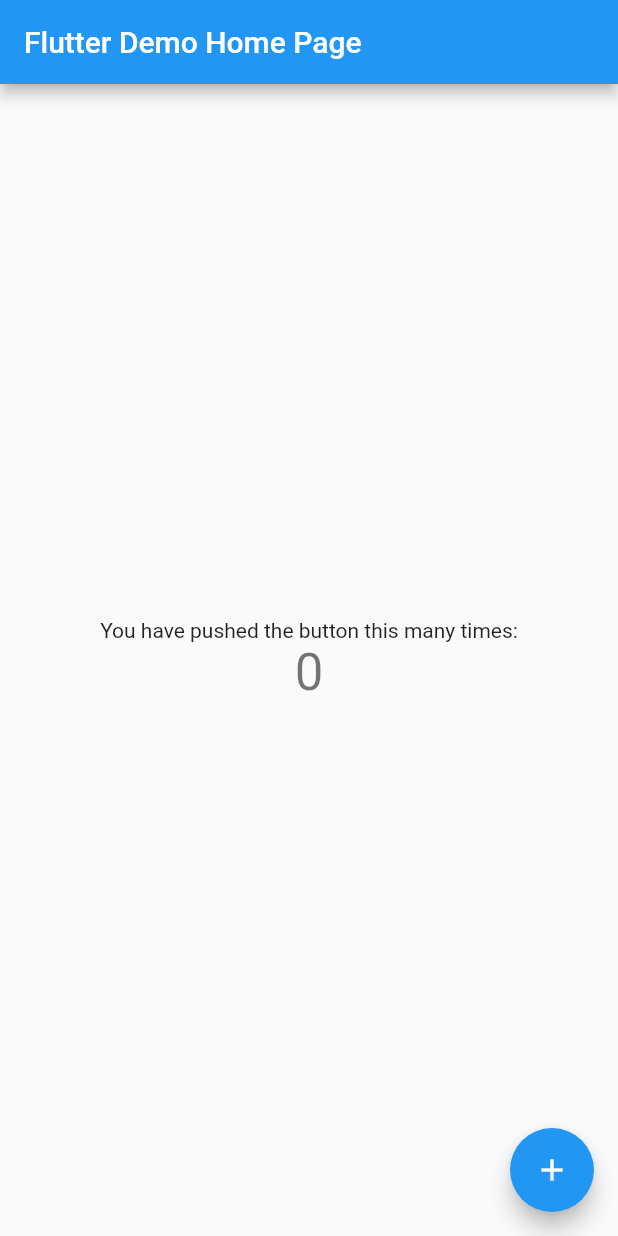
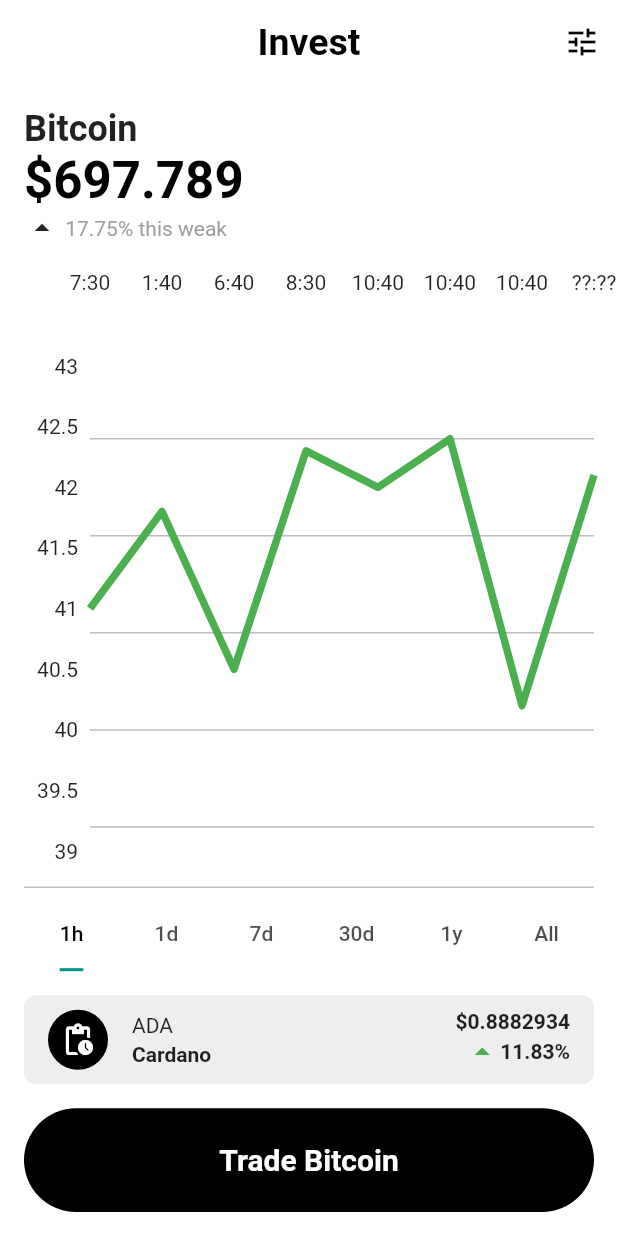
Before and after one commit to ijazsharif/test, a Flutter app: the screen it shows after launch, on a phone screen of 412 x 824 dp. Run offline on Flutter 3.47's test engine with Material 2 defaults, Android fonts, the phone set to English and light mode, and no system bars; drawn by our look-alikes of fl_chart; our stand-ins replace device_preview, google_fonts; Roboto replaces fonts that are missing (Gabriela).

Commit message:
Crypto Ananlysis App ui created

```diff
--- a/lib/main.dart
+++ b/lib/main.dart
@@ -1,115 +1,29 @@
+import 'package:device_preview/device_preview.dart';
 import 'package:flutter/material.dart';
+import 'package:google_fonts/google_fonts.dart';
+import 'package:test/ui/crypto_invest_screen.dart';
 
 void main() {
-  runApp(const MyApp());
+  runApp(
+    DevicePreview(
+      builder: (context) => const MyApp(),
+    ),
+  );
 }
 
 class MyApp extends StatelessWidget {
   const MyApp({Key? key}) : super(key: key);
 
-  // This widget is the root of your application.
   @override
   Widget build(BuildContext context) {
     return MaterialApp(
-      title: 'Flutter Demo',
+      debugShowCheckedModeBanner: false,
+      title: 'Crypto Analysis',
       theme: ThemeData(
-        // This is the theme of your application.
-        //
-        // Try running your application with "flutter run". You'll see the
-        // application has a blue toolbar. Then, without quitting the app, try
-        // changing the primarySwatch below to Colors.green and then invoke
-        // "hot reload" (press "r" in the console where you ran "flutter run",
-        // or simply save your changes to "hot reload" in a Flutter IDE).
-        // Notice that the counter didn't reset back to zero; the application
-        // is not restarted.
         primarySwatch: Colors.blue,
+        textTheme: GoogleFonts.gabrielaTextTheme(),
       ),
-      home: const MyHomePage(title: 'Flutter Demo Home Page'),
+      home: const CryptoInvestScreen(),
     );
   }
 }
-
-class MyHomePage extends StatefulWidget {
-  const MyHomePage({Key? key, required this.title}) : super(key: key);
-
-  // This widget is the home page of your application. It is stateful, meaning
-  // that it has a State object (defined below) that contains fields that affect
-  // how it looks.
-
-  // This class is the configuration for the state. It holds the values (in this
-  // case the title) provided by the parent (in this case the App widget) and
-  // used by the build method of the State. Fields in a Widget subclass are
-  // always marked "final".
-
-  final String title;
-
-  @override
-  State<MyHomePage> createState() => _MyHomePageState();
-}
-
-class _MyHomePageState extends State<MyHomePage> {
-  int _counter = 0;
-
-  void _incrementCounter() {
-    setState(() {
-      // This call to setState tells the Flutter framework that something has
-      // changed in this State, which causes it to rerun the build method below
-      // so that the display can reflect the updated values. If we changed
-      // _counter without calling setState(), then the build method would not be
-      // called again, and so nothing would appear to happen.
-      _counter++;
-    });
-  }
-
-  @override
-  Widget build(BuildContext context) {
-    // This method is rerun every time setState is called, for instance as done
-    // by the _incrementCounter method above.
-    //
-    // The Flutter framework has been optimized to make rerunning build methods
-    // fast, so that you can just rebuild anything that needs updating rather
-    // than having to individually change instances of widgets.
-    return Scaffold(
-      appBar: AppBar(
-        // Here we take the value from the MyHomePage object that was created by
-        // the App.build method, and use it to set our appbar title.
-        title: Text(widget.title),
-      ),
-      body: Center(
-        // Center is a layout widget. It takes a single child and positions it
-        // in the middle of the parent.
-        child: Column(
-          // Column is also a layout widget. It takes a list of children and
-          // arranges them vertically. By default, it sizes itself to fit its
-          // children horizontally, and tries to be as tall as its parent.
-          //
-          // Invoke "debug painting" (press "p" in the console, choose the
-          // "Toggle Debug Paint" action from the Flutter Inspector in Android
-          // Studio, or the "Toggle Debug Paint" command in Visual Studio Code)
-          // to see the wireframe for each widget.
-          //
-          // Column has various properties to control how it sizes itself and
-          // how it positions its children. Here we use mainAxisAlignment to
-          // center the children vertically; the main axis here is the vertical
-          // axis because Columns are vertical (the cross axis would be
-          // horizontal).
-          mainAxisAlignment: MainAxisAlignment.center,
-          children: <Widget>[
-            const Text(
-              'You have pushed the button this many times:',
-            ),
-            Text(
-              '$_counter',
-              style: Theme.of(context).textTheme.headline4,
-            ),
-          ],
-        ),
-      ),
-      floatingActionButton: FloatingActionButton(
-        onPressed: _incrementCounter,
-        tooltip: 'Increment',
-        child: const Icon(Icons.add),
-      ), // This trailing comma makes auto-formatting nicer for build methods.
-    );
-  }
-}
--- /dev/null
+++ b/lib/ui/crypto_invest_screen.dart
@@ -0,0 +1,263 @@
+import 'package:fl_chart/fl_chart.dart';
+import 'package:flutter/material.dart';
+
+class CryptoInvestScreen extends StatefulWidget {
+  const CryptoInvestScreen({Key? key}) : super(key: key);
+
+  @override
+  State<CryptoInvestScreen> createState() => _CryptoInvestScreenState();
+}
+
+class _CryptoInvestScreenState extends State<CryptoInvestScreen>
+    with SingleTickerProviderStateMixin {
+  late TabController _tabController;
+  final List<FlSpot> _lineData = [
+    const FlSpot(0.0, 41.0),
+    const FlSpot(1.0, 41.8),
+    const FlSpot(2.0, 40.5),
+    const FlSpot(3.0, 42.3),
+    const FlSpot(4.0, 42.0),
+    const FlSpot(5.0, 42.4),
+    const FlSpot(6.0, 40.2),
+    const FlSpot(7.0, 42.1),
+  ];
+  @override
+  void initState() {
+    super.initState();
+    _tabController = TabController(length: 6, vsync: this);
+  }
+
+  @override
+  Widget build(BuildContext context) {
+    var size = MediaQuery.of(context).size;
+    return Scaffold(
+      backgroundColor: Colors.white,
+      appBar: AppBar(
+        title: const Text(
+          'Invest',
+          style: TextStyle(
+            fontSize: 25,
+            fontWeight: FontWeight.bold,
+            color: Colors.black,
+          ),
+        ),
+        backgroundColor: Colors.white,
+        foregroundColor: Colors.black,
+        centerTitle: true,
+        elevation: 0,
+        actions: [
+          IconButton(
+            onPressed: () {},
+            icon: const Icon(Icons.tune),
+          ),
+        ],
+      ),
+      body: Padding(
+        padding: const EdgeInsets.all(16),
+        child: Column(
+          crossAxisAlignment: CrossAxisAlignment.start,
+          children: [
+            Expanded(
+              child: Column(
+                crossAxisAlignment: CrossAxisAlignment.start,
+                children: [
+                  Text(
+                    'Bitcoin',
+                    style: Theme.of(context).textTheme.headline5?.copyWith(
+                          fontWeight: FontWeight.bold,
+                        ),
+                  ),
+                  Text(
+                    "\$697.789",
+                    style: Theme.of(context).textTheme.headline4?.copyWith(
+                          fontWeight: FontWeight.w600,
+                          color: Colors.black,
+                        ),
+                  ),
+                  Row(
+                    children: [
+                      const Icon(Icons.arrow_drop_up),
+                      Text(
+                        ' 17.75% this weak',
+                        style: Theme.of(context).textTheme.bodyText2?.copyWith(
+                              color: Colors.grey,
+                            ),
+                      ),
+                    ],
+                  ),
+                  Expanded(
+                    child: Padding(
+                      padding: const EdgeInsets.symmetric(vertical: 16),
+                      child: LineChart(
+                        LineChartData(
+                          lineBarsData: [
+                            LineChartBarData(
+                              spots: _lineData,
+                              color: Colors.green,
+                              dotData: FlDotData(
+                                show: false,
+                              ),
+                              barWidth: 5,
+                            ),
+                          ],
+                          gridData: FlGridData(
+                            show: true,
+                            drawVerticalLine: false,
+                            getDrawingHorizontalLine: (value) {
+                              return FlLine(
+                                color: Colors.grey[400],
+                                strokeWidth: 1,
+                              );
+                            },
+                            horizontalInterval: 0.8,
+                          ),
+                          titlesData: FlTitlesData(
+                            bottomTitles: AxisTitles(),
+                            rightTitles: AxisTitles(),
+                            topTitles: AxisTitles(
+                                sideTitles: SideTitles(
+                              reservedSize: 64,
+                              showTitles: true,
+                              getTitlesWidget: (v, _) {
+                                if (v == 0.0) {
+                                  return const Text("7:30");
+                                } else if (v == 1.0) {
+                                  return const Text("1:40");
+                                } else if (v == 2.0) {
+                                  return const Text("6:40");
+                                } else if (v == 3.0) {
+                                  return const Text("8:30");
+                                } else if (v == 4.0) {
+                                  return const Text("10:40");
+                                } else if (v == 5.0) {
+                                  return const Text("10:40");
+                                } else if (v == 6.0) {
+                                  return const Text("10:40");
+                                } else {
+                                  return const Text("??:??");
+                                }
+                              },
+                            )),
+                          ),
+                          borderData: FlBorderData(
+                            show: false,
+                          ),
+                          minY: 39.0,
+                          maxY: 43.0,
+                        ),
+                      ),
+                    ),
+                  ),
+                  const Divider(color: Colors.grey),
+                  TabBar(
+                    controller: _tabController,
+                    labelColor: Colors.black,
+                    indicatorColor: Colors.teal,
+                    indicatorSize: TabBarIndicatorSize.label,
+                    tabs: const [
+                      Tab(text: '1h'),
+                      Tab(text: '1d'),
+                      Tab(text: '7d'),
+                      Tab(text: '30d'),
+                      Tab(text: '1y'),
+                      Tab(text: 'All'),
+                    ],
+                  ),
+                  Container(
+                    height: size.height * 0.072,
+                    margin: const EdgeInsets.only(top: 16),
+                    padding: const EdgeInsets.symmetric(horizontal: 16),
+                    decoration: BoxDecoration(
+                      color: Colors.grey[200],
+                      borderRadius: BorderRadius.circular(8),
+                    ),
+                    child: Row(
+                      children: [
+                        const CircleAvatar(
+                          backgroundColor: Colors.black,
+                          child: Icon(
+                            Icons.pending_actions,
+                            color: Colors.white,
+                          ),
+                        ),
+                        Padding(
+                          padding: const EdgeInsets.symmetric(horizontal: 16),
+                          child: Column(
+                            mainAxisAlignment: MainAxisAlignment.center,
+                            crossAxisAlignment: CrossAxisAlignment.start,
+                            children: [
+                              const Text('ADA'),
+                              SizedBox(height: size.height * 0.004),
+                              Text(
+                                'Cardano',
+                                style: Theme.of(context)
+                                    .textTheme
+                                    .bodyText2
+                                    ?.copyWith(
+                                      fontWeight: FontWeight.bold,
+                                    ),
+                              ),
+                            ],
+                          ),
+                        ),
+                        const Spacer(),
+                        Column(
+                          mainAxisAlignment: MainAxisAlignment.center,
+                          crossAxisAlignment: CrossAxisAlignment.end,
+                          children: [
+                            Text(
+                              '\$0.8882934',
+                              style: Theme.of(context)
+                                  .textTheme
+                                  .bodyText2
+                                  ?.copyWith(
+                                    fontWeight: FontWeight.bold,
+                                  ),
+                            ),
+                            Row(
+                              children: [
+                                const Icon(
+                                  Icons.arrow_drop_up,
+                                  color: Colors.green,
+                                ),
+                                Text(
+                                  '11.83%',
+                                  style: Theme.of(context)
+                                      .textTheme
+                                      .bodyText2
+                                      ?.copyWith(
+                                        fontWeight: FontWeight.bold,
+                                      ),
+                                )
+                              ],
+                            ),
+                          ],
+                        ),
+                      ],
+                    ),
+                  ),
+                ],
+              ),
+            ),
+            Container(
+              height: size.height * 0.084,
+              margin: const EdgeInsets.only(top: 16),
+              decoration: const ShapeDecoration(
+                color: Colors.black,
+                shape: StadiumBorder(),
+              ),
+              alignment: Alignment.center,
+              child: Text(
+                'Trade Bitcoin',
+                style: Theme.of(context).textTheme.headline6?.copyWith(
+                      fontWeight: FontWeight.bold,
+                      color: Colors.white,
+                    ),
+              ),
+            )
+          ],
+        ),
+      ),
+    );
+  }
+}
```
Also changed, not shown: pubspec.yaml (+6 -12 lines), pubspec.lock.
